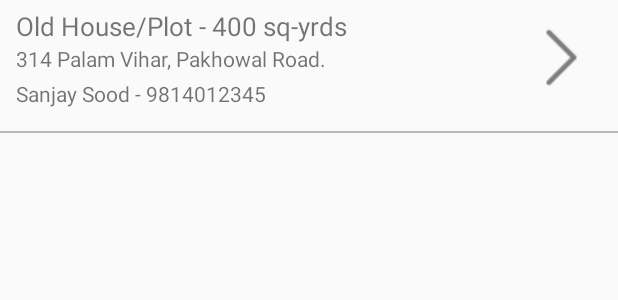
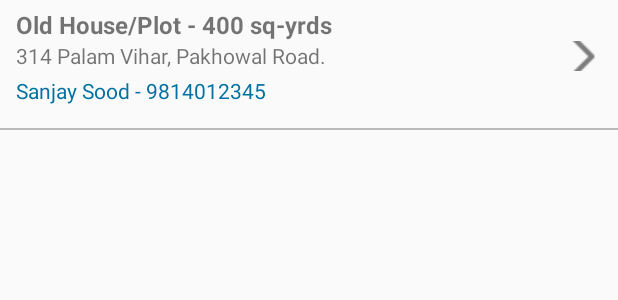
Before and after one commit to munishsethi777/sareendroid, an Android app: the layout enquriy_list_fragment.xml on its own in the app's theme, with its tools: preview values and no code run, on a phone screen of 412 x 824 dp. Shown: the top 300 px of the screen. Run offline under Robolectric (Android 15) with nearby library versions, the phone set to English and light mode, and no system bars.

Commit message:
ui and sorting changes

```diff
--- a/app/src/main/java/in/satya/sareenproperties/utils/StringConstants.java
+++ b/app/src/main/java/in/satya/sareenproperties/utils/StringConstants.java
@@ -19,12 +19,12 @@ public class StringConstants {
     public static final String LOGIN_URL = ACTION_API_URL + "AdminAction.php?call=loginAdmin&username={0}&password={1}";
 
     public static final String SAVE_INVENTORY = ACTION_API_URL + "InventoryAction.php?call=saveInventory&ismobile=1&contactperson={0}&contactmobile={1}&referredby={2}&contactaddress={3}&organisation={4}&propertytype={5}&medium={6}&propertyoffer={7}&plotnumber={8}&address1={9}&address2={10}&city={11}&landmark={12}&propertyarea={13}&propertyunit={14}&dimensionlength={15}&dimensionbreadth={16}&facing={17}&documentation={18}&time={19}&approvaltype={20}&propertysides={21}&expectedamount={22}&rate={23}&ratefactor={24}&specifications={25}&latitude={26}&longitude={27}&purpose={28}&adminseq={29}&mediumname={30}&mediumaddress={31}&mediumphone={32}&seq={33}";
-    public static final String GET_INVENTORIES  = ACTION_API_URL + "InventoryAction.php?call=getInventoriesLight&ismobile=1";
+    public static final String GET_INVENTORIES  = ACTION_API_URL + "InventoryAction.php?call=getInventoriesLight&ismobile=1&sortdatafield=lastmodifiedon&sortorder=desc";
     public static final String GET_INVENTORY_DETAIL  = ACTION_API_URL + "InventoryAction.php?call=getInventoryDetails&ismobile=1&id={0}";
     public static final String DELETE_INVENTORY  = ACTION_API_URL + "InventoryAction.php?call=deleteInventory&ismobile=1&ids={0}";
     //ENQUIRY ACTION
     public static final String SAVE_ENQUIRY = ACTION_API_URL + "EnquiryAction.php?call=saveEnquiry&ismobile=1&propertytype={0}&purpose={1}&address={2}&landmark={3}&propertyarea={4}&propertyunit={5}&dimensionlength={6}&dimensionbreadth={7}&facing={8}&referredby={9}&contactperson={10}&contactmobile={11}&contactaddress={12}&isrental={13}&isfullfilled={14}&expectedamount={15}&specifications={16}&adminseq={17}&seq={18}";
-    public static final String GET_ENQUIRIES  = ACTION_API_URL + "EnquiryAction.php?call=getEnquiries&ismobile=1";
+    public static final String GET_ENQUIRIES  = ACTION_API_URL + "EnquiryAction.php?call=getEnquiries&ismobile=1&sortdatafield=lastmodifiedon&sortorder=desc";
     public static final String GET_ENQUIRY_DETAIL = ACTION_API_URL + "EnquiryAction.php?call=getEnquiryDetails&ismobile=1&id={0}";
     public static final String DELETE_ENQUIRY  = ACTION_API_URL + "EnquiryAction.php?call=deleteEnquiry&ismobile=1&ids={0}";
 }
--- a/app/src/main/res/layout/activity_create_enquiry.xml
+++ b/app/src/main/res/layout/activity_create_enquiry.xml
@@ -28,6 +28,6 @@
         android:layout_height="wrap_content"
         android:layout_gravity="bottom|end"
         android:layout_margin="@dimen/fab_margin"
-        app:srcCompat="@android:drawable/ic_dialog_email" />
+        app:srcCompat="@android:drawable/ic_menu_save" />
 
 </android.support.design.widget.CoordinatorLayout>
--- a/app/src/main/res/layout/enquriy_list_fragment.xml
+++ b/app/src/main/res/layout/enquriy_list_fragment.xml
@@ -12,7 +12,7 @@
         android:orientation="horizontal">
         <LinearLayout
             android:layout_width="0dp"
-            android:layout_weight="6"
+            android:layout_weight="9"
             android:layout_height="match_parent"
             android:orientation="vertical"
             android:paddingLeft="5dp">
@@ -21,7 +21,8 @@ s            <TextView
                 android:layout_width="wrap_content"
                 android:layout_height="wrap_content"
                 android:text="Old House/Plot - 400 sq-yrds"
-                android:textSize="17dp"/>
+                android:textSize="16dp"
+                android:textStyle="bold"/>
             <TextView
                 android:id="@+id/textview_address"
                 android:layout_width="wrap_content"
@@ -32,7 +33,8 @@ s            <TextView
                 android:layout_width="wrap_content"
                 android:layout_height="wrap_content"
                 android:text="Sanjay Sood - 9814012345"
-                android:layout_marginTop="4dp"/>
+                android:layout_marginTop="4dp"
+                android:textColor="#0071a1"/>
 
         </LinearLayout>
 
@@ -46,9 +48,9 @@ s            <TextView
             <ImageButton
                 android:id="@+id/imageview_show_detail"
                 android:layout_width="wrap_content"
-                android:layout_height="wrap_content"
+                android:background="#0000"
+                android:layout_height="20dp"
                 android:alpha="0.5"
-                android:background="#0000"
                 android:src="@drawable/icons_forward" />
 
         </LinearLayout>
```
Also changed, not shown: app/src/main/res/layout/inventory_list_fragment.xml (+6 -4 lines).
